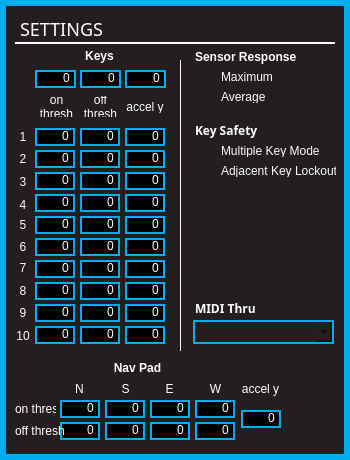
Above: standalone/ezpz/forms/settingsForm.ui from Muse-Kinetics/softstep_editor before the change. Below: the same form after it.
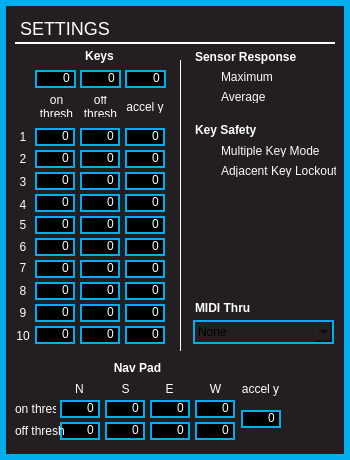
That is the form after the change. Icons and pictures are not drawn.

Patch:
```diff
--- a/standalone/ezpz/forms/settingsForm.ui
+++ b/standalone/ezpz/forms/settingsForm.ui
@@ -613,9 +613,7 @@
     </property>
     <property name="font">
      <font>
-      <family>Futura</family>
       <pointsize>-1</pointsize>
-      <weight>50</weight>
       <italic>false</italic>
       <bold>false</bold>
      </font>
@@ -660,9 +658,7 @@
     </property>
     <property name="font">
      <font>
-      <family>Futura</family>
       <pointsize>-1</pointsize>
-      <weight>75</weight>
       <italic>false</italic>
       <bold>true</bold>
      </font>
@@ -1693,6 +1689,11 @@
 	border: 2px solid rgba(0,174,239,255);
 }  </string>
     </property>
+    <item>
+     <property name="text">
+      <string>None</string>
+     </property>
+    </item>
    </widget>
    <widget class="QLabel" name="label_30">
     <property name="geometry">
@@ -1705,9 +1706,7 @@
     </property>
     <property name="font">
      <font>
-      <family>Futura</family>
       <pointsize>-1</pointsize>
-      <weight>75</weight>
       <italic>false</italic>
       <bold>true</bold>
      </font>
```
Left out of the diff: 2 changed lines with no effect on the pictures.
